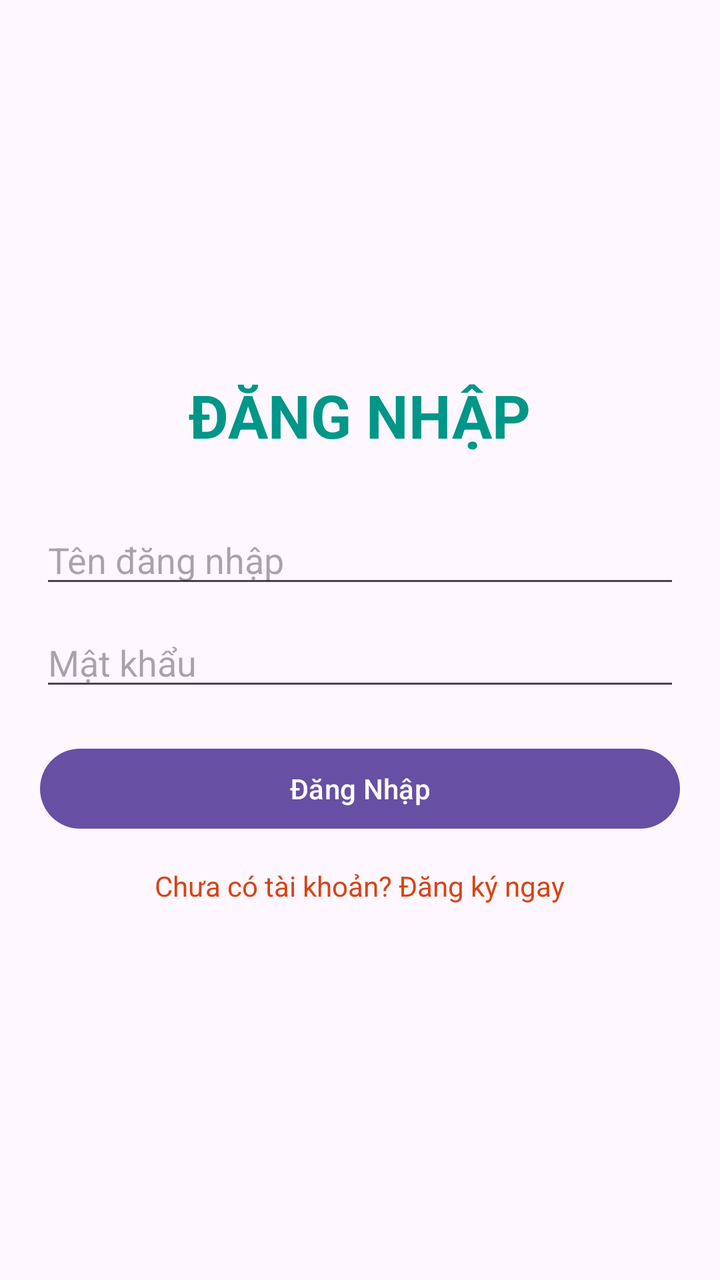
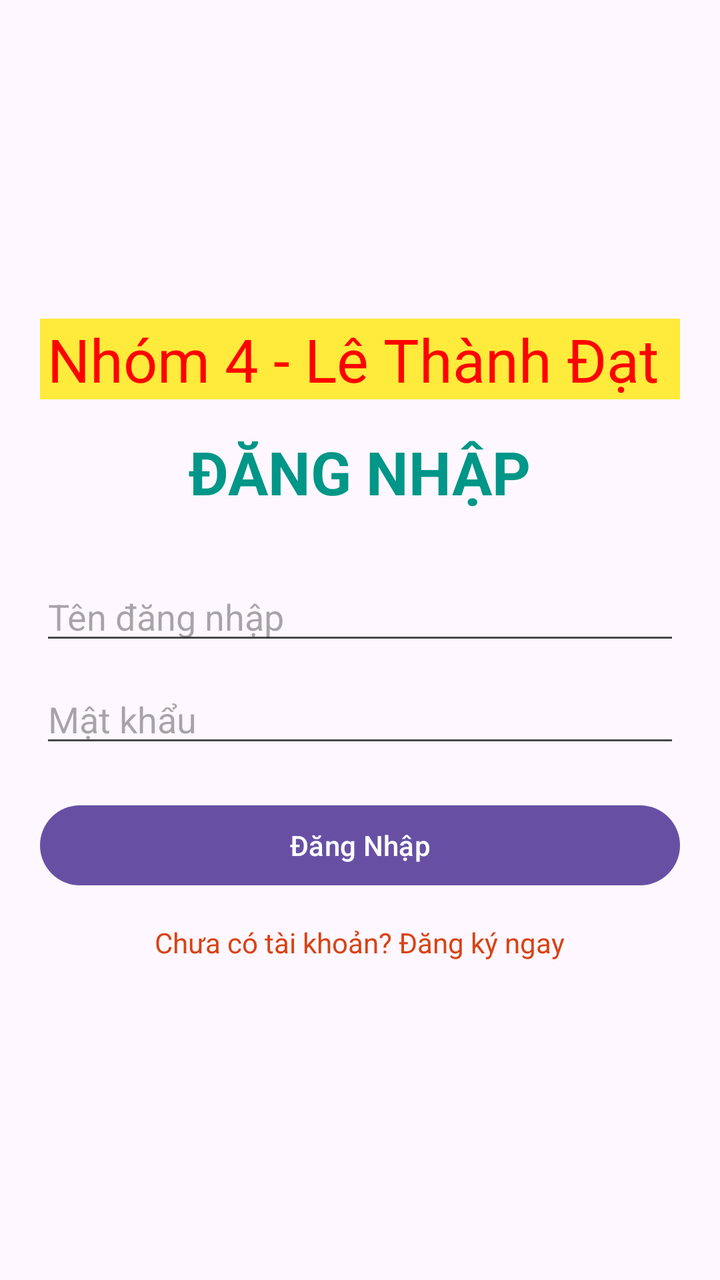

The first picture is an Android layout as it rendered before a commit; the second is the same layout after the commit. The layout source and the unified diff follow.
<!-- AndroidManifest.xml: application theme Theme.QuanLyTruongHoc -->
<!-- res/layout/activity_login.xml -->
<?xml version="1.0" encoding="utf-8"?>
<LinearLayout xmlns:android="http://schemas.android.com/apk/res/android"
    android:layout_width="match_parent"
    android:layout_height="match_parent"
    android:orientation="vertical"
    android:gravity="center"
    android:padding="20dp">

    <TextView
        android:layout_width="wrap_content"
        android:layout_height="wrap_content"
        android:text="ĐĂNG NHẬP"
        android:textSize="30sp"
        android:textStyle="bold"
        android:textColor="#009688"
        android:layout_marginBottom="30dp"/>

    <EditText
        android:id="@+id/edtUserLogin"
        android:layout_width="match_parent"
        android:layout_height="wrap_content"
        android:hint="Tên đăng nhập" />

    <EditText
        android:id="@+id/edtPassLogin"
        android:layout_width="match_parent"
        android:layout_height="wrap_content"
        android:hint="Mật khẩu"
        android:inputType="textPassword"
        android:layout_marginTop="10dp"/>

    <Button
        android:id="@+id/btnLoginAction"
        android:layout_width="match_parent"
        android:layout_height="wrap_content"
        android:text="Đăng Nhập"
        android:layout_marginTop="20dp" />

    <TextView
        android:id="@+id/tvGoToRegister"
        android:layout_width="wrap_content"
        android:layout_height="wrap_content"
        android:text="Chưa có tài khoản? Đăng ký ngay"
        android:layout_marginTop="15dp"
        android:textColor="#D84315"/>
</LinearLayout>
<!-- resources referenced by this layout -->
<resources>
  <style name="Theme.QuanLyTruongHoc" parent="Base.Theme.QuanLyTruongHoc" />
  <style name="Base.Theme.QuanLyTruongHoc" parent="Theme.Material3.DayNight.NoActionBar">
          
          
      </style>
</resources>

<!-- the commit's change to res/layout/activity_login.xml (unified diff, before → after) -->
@@ -5,6 +5,16 @@
     android:orientation="vertical"
     android:gravity="center"
     android:padding="20dp">
+
+    <TextView
+        android:layout_width="match_parent"
+        android:layout_height="wrap_content"
+        android:layout_marginBottom="16dp"
+        android:background="#FFEB3B"
+        android:gravity="center"
+        android:text="Nhóm 4 - Lê Thành Đạt "
+        android:textColor="#FF0000"
+        android:textSize="30dp" />
 
     <TextView
         android:layout_width="wrap_content"
